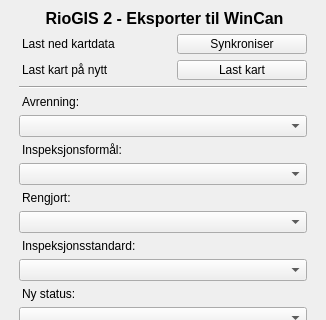
The window that riogisoffline/dialog/riogis_dockwidget.ui (vavpp/riogisoffline) describes before a commit, drawn with Qt 5; both pictures show x 0 to 326 and y 0 to 320 of the 326 by 735 pixel window.
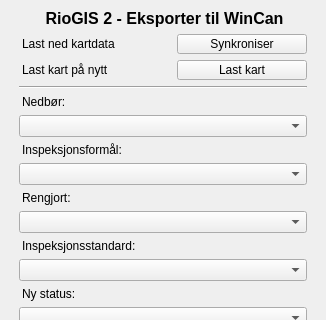
The same window after the commit. Custom widgets are drawn as their Qt base class.

The edit to the form file:
```diff
--- a/riogisoffline/dialog/riogis_dockwidget.ui
+++ b/riogisoffline/dialog/riogis_dockwidget.ui
@@ -109,7 +109,7 @@
     <item row="9" column="1" colspan="2">
      <widget class="QLabel" name="lblSelectWeather">
       <property name="text">
-       <string>Avrenning:</string>
+       <string>Nedbør:</string>
       </property>
      </widget>
     </item>
```
